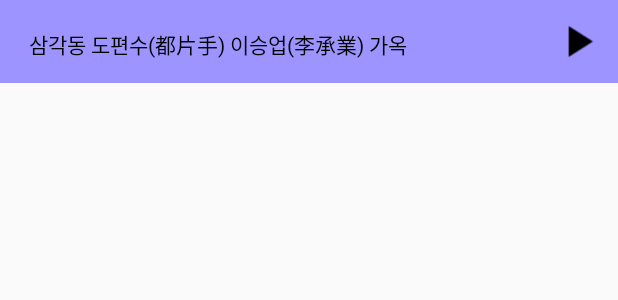
After one commit to mjy1529/NamSanDocent, an Android app: the layout bottom_audio.xml on its own in the app's theme, with its tools: preview values and no code run, on a phone screen of 412 x 824 dp. The commit adds this screen. Shown: the top 300 px of the screen. Run offline under Robolectric (Android 15) with nearby library versions, the phone set to English and light mode, and no system bars.

Commit message:
도슨트 화면 오디오플레이어 레이아웃 추가

```diff
--- /dev/null
+++ b/NamSanHanOk/app/src/main/res/layout/bottom_audio.xml
@@ -0,0 +1,52 @@
+<?xml version="1.0" encoding="utf-8"?>
+<LinearLayout xmlns:android="http://schemas.android.com/apk/res/android"
+    xmlns:app="http://schemas.android.com/apk/res-auto"
+    android:id="@+id/bottom_sheet"
+    android:layout_width="match_parent"
+    android:layout_height="match_parent"
+    android:orientation="vertical">
+
+    <LinearLayout
+        android:layout_width="match_parent"
+        android:layout_height="55dp"
+        android:layout_gravity="center_vertical"
+        android:background="#9d94ff"
+        android:orientation="horizontal"
+        android:padding="9dp"
+        android:weightSum="3">
+
+        <FrameLayout
+            android:id="@+id/player_col"
+            android:layout_width="match_parent"
+            android:layout_height="match_parent">
+
+            <LinearLayout
+                android:layout_width="match_parent"
+                android:layout_height="match_parent">
+
+                <TextView
+                    android:id="@+id/audioTitle"
+                    android:layout_width="0dp"
+                    android:layout_height="40dp"
+                    android:layout_marginLeft="10dp"
+                    android:layout_weight="3"
+                    android:gravity="center_vertical"
+                    android:text="삼각동 도편수(都片手) 이승업(李承業) 가옥"
+                    android:textColor="#000000" />
+
+                <ImageButton
+                    android:id="@+id/playBtn"
+                    android:layout_width="35dp"
+                    android:layout_height="35dp"
+                    android:layout_gravity="center"
+                    android:layout_weight="0"
+                    android:background="@drawable/ic_play_arrow_black_48dp"
+                    android:onClick="onClick" />
+
+            </LinearLayout>
+
+        </FrameLayout>
+
+    </LinearLayout>
+
+</LinearLayout>
```
Also changed, not shown: NamSanHanOk/app/src/main/java/docent/namsanhanok/HomeActivity.java (+53 -7 lines), NamSanHanOk/app/src/main/res/drawable/ic_pause_black_24dp.xml (added, +9 -0 lines), NamSanHanOk/app/src/main/res/layout/activity_home.xml (+28 -31 lines), NamSanHanOk/app/src/main/res/layout/exo_simple_player_view.xml (added, +59 -0 lines), NamSanHanOk/app/src/main/res/layout/toolbar_include.xml (added, +26 -0 lines), NamSanHanOk/app/src/main/res/drawable/ic_fullscreen_expand.png (added), NamSanHanOk/app/src/main/res/drawable/ic_fullscreen_skrink.png (added), NamSanHanOk/app/src/main/res/drawable/ic_play_arrow_black_48dp.png (added), 1 other file.
